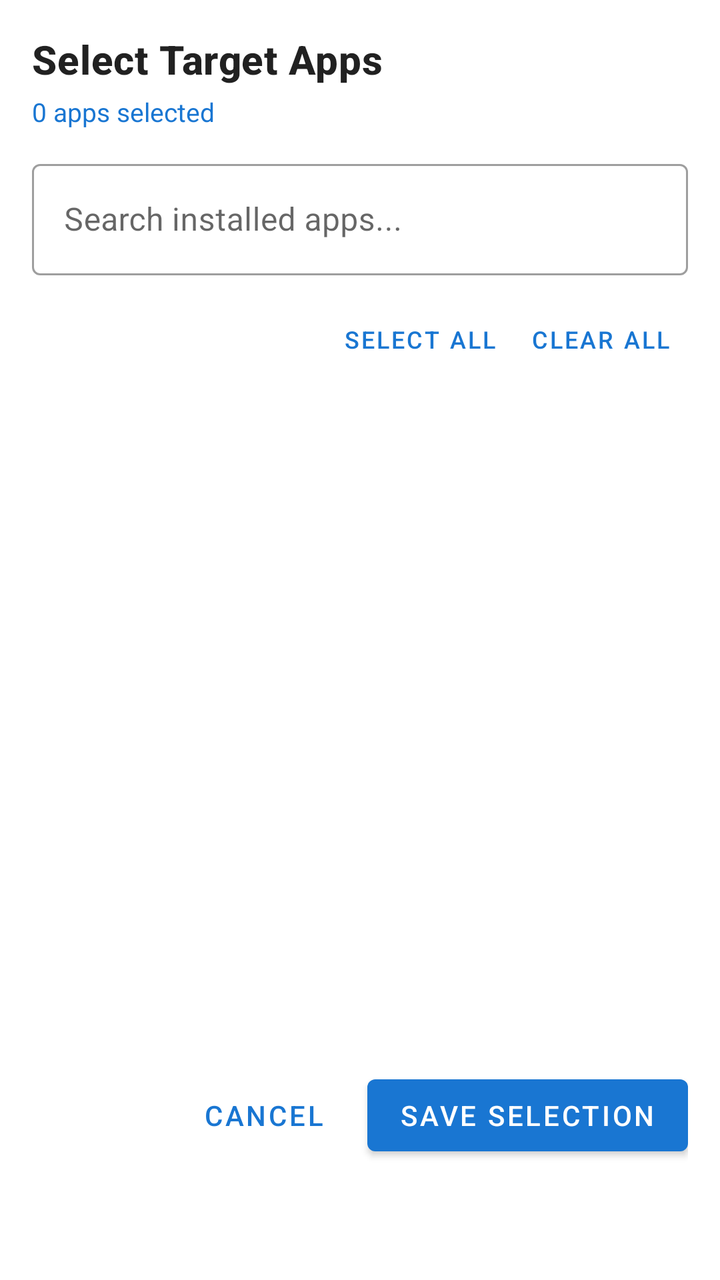
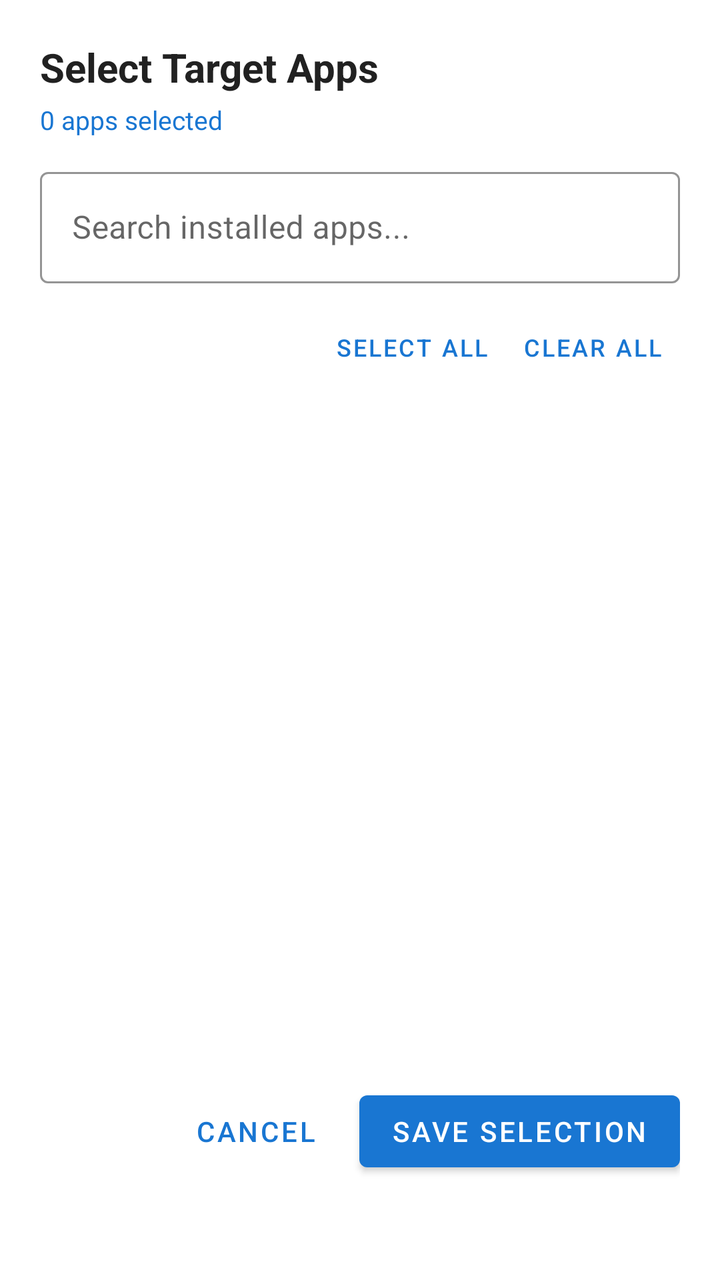

The first picture is an Android layout as it rendered before a commit; the second is the same layout after the commit. The layout source and the unified diff follow.
<!-- AndroidManifest.xml: application theme Theme.SMSBridge -->
<!-- res/layout/dialog_select_apps.xml -->
<?xml version="1.0" encoding="utf-8"?>
<LinearLayout
    xmlns:android="http://schemas.android.com/apk/res/android"
    xmlns:app="http://schemas.android.com/apk/res-auto"
    android:layout_width="match_parent"
    android:layout_height="match_parent"
    android:orientation="vertical"
    android:padding="16dp">

    <TextView
        android:layout_width="match_parent"
        android:layout_height="wrap_content"
        android:text="Select Target Apps"
        android:textAppearance="@style/TextAppearance.MaterialComponents.Headline6"
        android:textStyle="bold"
        android:layout_marginBottom="4dp"/>

    <TextView
        android:id="@+id/tvDialogSelectedCount"
        android:layout_width="match_parent"
        android:layout_height="wrap_content"
        android:text="0 apps selected"
        android:textSize="13sp"
        android:textColor="@color/colorPrimary"
        android:layout_marginBottom="12dp"/>

    
    <com.google.android.material.textfield.TextInputLayout
        android:layout_width="match_parent"
        android:layout_height="wrap_content"
        android:hint="Search installed apps..."
        style="@style/Widget.MaterialComponents.TextInputLayout.OutlinedBox"
        app:endIconMode="clear_text"
        android:layout_marginBottom="8dp">

        <com.google.android.material.textfield.TextInputEditText
            android:id="@+id/etSearchApps"
            android:layout_width="match_parent"
            android:layout_height="wrap_content"
            android:inputType="text"
            android:maxLines="1"/>

    </com.google.android.material.textfield.TextInputLayout>

    
    <LinearLayout
        android:layout_width="match_parent"
        android:layout_height="wrap_content"
        android:orientation="horizontal"
        android:gravity="end"
        android:layout_marginBottom="8dp">

        <Button
            android:id="@+id/btnSelectAll"
            style="@style/Widget.MaterialComponents.Button.TextButton"
            android:layout_width="wrap_content"
            android:layout_height="wrap_content"
            android:text="Select All"
            android:textSize="12sp"/>

        <Button
            android:id="@+id/btnDeselectAll"
            style="@style/Widget.MaterialComponents.Button.TextButton"
            android:layout_width="wrap_content"
            android:layout_height="wrap_content"
            android:text="Clear All"
            android:textSize="12sp"/>

    </LinearLayout>

    <ProgressBar
        android:id="@+id/pbLoadingApps"
        android:layout_width="wrap_content"
        android:layout_height="wrap_content"
        android:layout_gravity="center"
        android:layout_marginTop="24dp"
        android:layout_marginBottom="24dp"
        android:visibility="gone"/>

    
    <androidx.recyclerview.widget.RecyclerView
        android:id="@+id/rvAppsList"
        android:layout_width="match_parent"
        android:layout_height="320dp"
        android:clipToPadding="false"/>

    
    <LinearLayout
        android:layout_width="match_parent"
        android:layout_height="wrap_content"
        android:orientation="horizontal"
        android:gravity="end"
        android:layout_marginTop="12dp">

        <Button
            android:id="@+id/btnCancelDialog"
            style="@style/Widget.MaterialComponents.Button.TextButton"
            android:layout_width="wrap_content"
            android:layout_height="wrap_content"
            android:text="Cancel"/>

        <Button
            android:id="@+id/btnSaveDialog"
            style="@style/Widget.MaterialComponents.Button"
            android:layout_width="wrap_content"
            android:layout_height="wrap_content"
            android:layout_marginStart="8dp"
            android:text="Save Selection"/>

    </LinearLayout>

</LinearLayout>
<!-- resources referenced by this layout -->
<resources>
  <color name="colorPrimary">#1976D2</color>
  <style name="Theme.SMSBridge" parent="Theme.MaterialComponents.DayNight.NoActionBar">
          <item name="colorPrimary">@color/colorPrimary</item>
          <item name="colorPrimaryDark">@color/colorPrimaryDark</item>
          <item name="colorAccent">@color/colorAccent</item>
          <item name="colorOutline">@color/colorOutline</item>
      </style>
  <color name="colorPrimaryDark">#1565C0</color>
  <color name="colorAccent">#FF4081</color>
  <color name="colorOutline">#E0E0E0</color>
</resources>

<!-- the commit's change to res/layout/dialog_select_apps.xml (unified diff, before → after) -->
@@ -3,16 +3,18 @@
     xmlns:android="http://schemas.android.com/apk/res/android"
     xmlns:app="http://schemas.android.com/apk/res-auto"
     android:layout_width="match_parent"
-    android:layout_height="match_parent"
+    android:layout_height="wrap_content"
     android:orientation="vertical"
-    android:padding="16dp">
+    android:padding="20dp"
+    android:background="@color/colorCardBackground">
 
     <TextView
         android:layout_width="match_parent"
         android:layout_height="wrap_content"
         android:text="Select Target Apps"
-        android:textAppearance="@style/TextAppearance.MaterialComponents.Headline6"
+        android:textSize="20sp"
         android:textStyle="bold"
+        android:textColor="@color/colorTextPrimary"
         android:layout_marginBottom="4dp"/>
 
     <TextView
@@ -31,6 +33,8 @@
         android:hint="Search installed apps..."
         style="@style/Widget.MaterialComponents.TextInputLayout.OutlinedBox"
         app:endIconMode="clear_text"
+        app:boxStrokeColor="@color/colorPrimary"
+        app:hintTextColor="@color/colorPrimary"
         android:layout_marginBottom="8dp">
 
         <com.google.android.material.textfield.TextInputEditText
@@ -38,6 +42,8 @@
             android:layout_width="match_parent"
             android:layout_height="wrap_content"
             android:inputType="text"
+            android:textColor="@color/colorTextPrimary"
+            android:textColorHint="@color/colorTextSecondary"
             android:maxLines="1"/>
 
     </com.google.android.material.textfield.TextInputLayout>
@@ -73,8 +79,8 @@
         android:layout_width="wrap_content"
         android:layout_height="wrap_content"
         android:layout_gravity="center"
-        android:layout_marginTop="24dp"
-        android:layout_marginBottom="24dp"
+        android:layout_marginTop="32dp"
+        android:layout_marginBottom="32dp"
         android:visibility="gone"/>
 
     
@@ -90,7 +96,7 @@
         android:layout_height="wrap_content"
         android:orientation="horizontal"
         android:gravity="end"
-        android:layout_marginTop="12dp">
+        android:layout_marginTop="16dp">
 
         <Button
             android:id="@+id/btnCancelDialog"
<!-- resource entries referenced after the edit -->
@@ -1,6 +1,9 @@
 <!-- resources referenced by this layout -->
 <resources>
+  <color name="colorCardBackground">#FFFFFF</color>
   <color name="colorPrimary">#1976D2</color>
+  <color name="colorTextPrimary">#212121</color>
+  <color name="colorTextSecondary">#757575</color>
   <style name="Theme.SMSBridge" parent="Theme.MaterialComponents.DayNight.NoActionBar">
           <item name="colorPrimary">@color/colorPrimary</item>
           <item name="colorPrimaryDark">@color/colorPrimaryDark</item>
